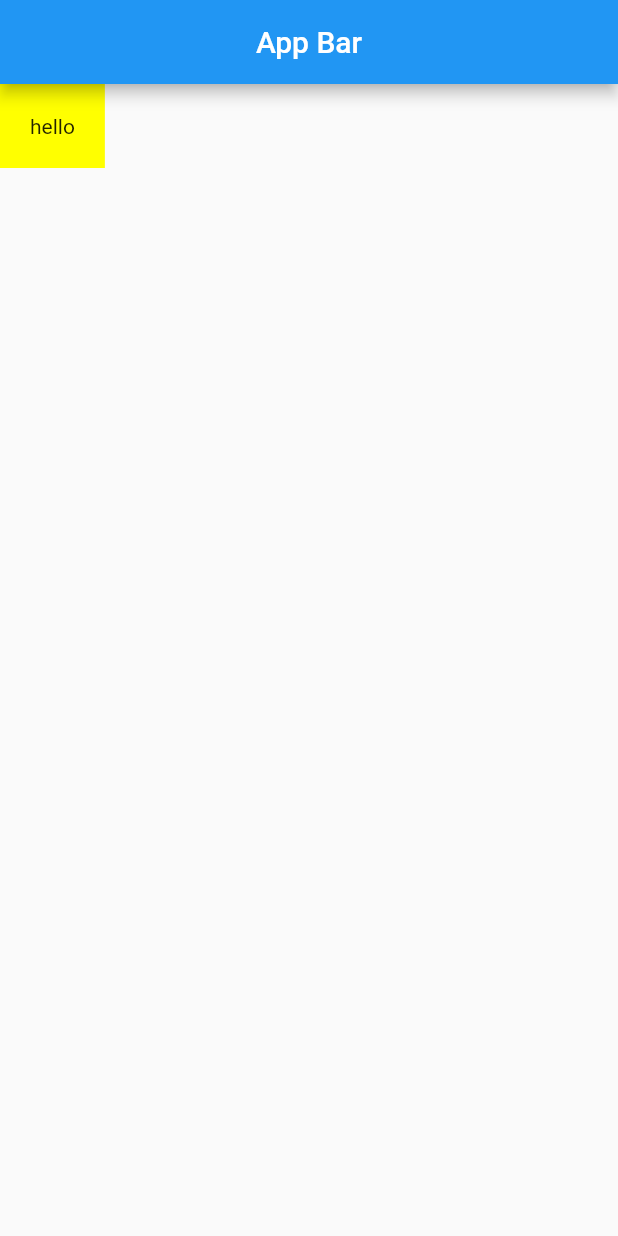
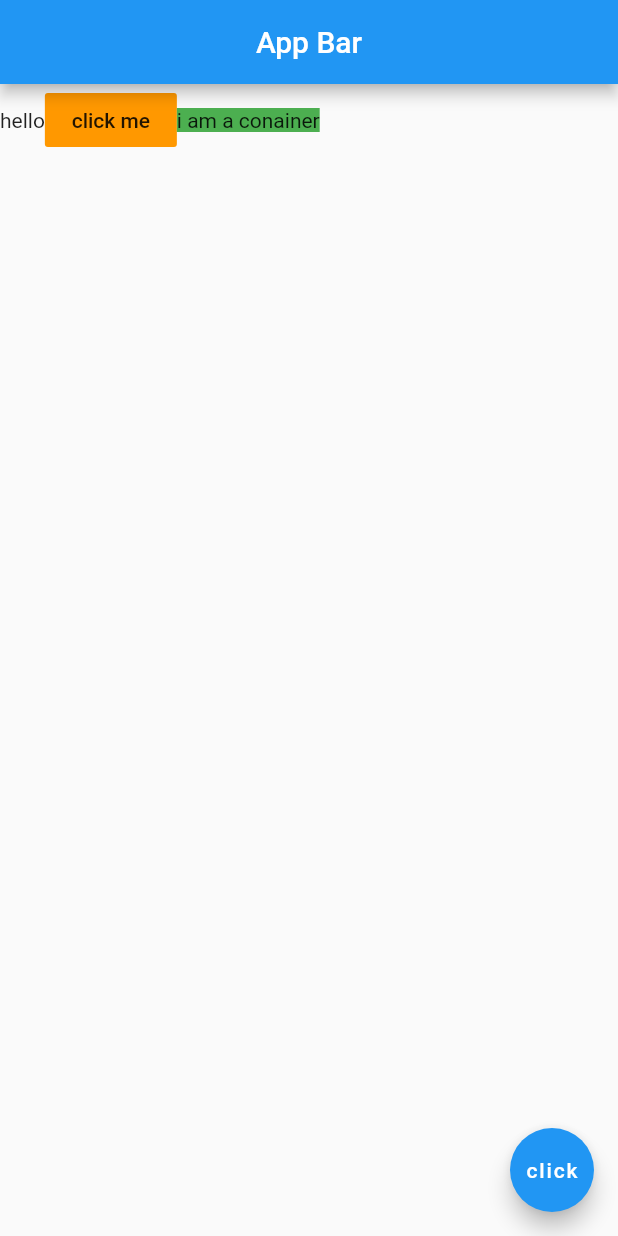
Before and after one commit to johnwanjema/hello-flutter, a Flutter app: the screen it shows after launch, on a phone screen of 412 x 824 dp. Run offline on Flutter 3.47's test engine with Material 2 defaults, Android fonts, the phone set to English and light mode, and no system bars.

Commit message:
added row containig widgets

```diff
--- a/lib/main.dart
+++ b/lib/main.dart
@@ -12,11 +12,25 @@ class Home extends StatelessWidget {
           title: Text('App Bar'),
           centerTitle: true,
         ),
-        body:Container(
-            padding: EdgeInsets.all(20.0),
-            color: Colors.yellowAccent,
-            child: Text('hello'),
-        )
+        body:Row(
+            children: <Widget>[
+                Text('hello'),
+                FlatButton(
+                    onPressed: (){},
+                    color: Colors.orange,
+                    child: Text('click me'),
+                ),
+                Container(
+                    color: Colors.green,
+                    child: Text('i am a conainer'),
+                )
+            ],
+        ),
+        floatingActionButton: FloatingActionButton(
+        onPressed: (){},
+        child: Text('click'),
+    ),
+
     );
   }
 }
```
